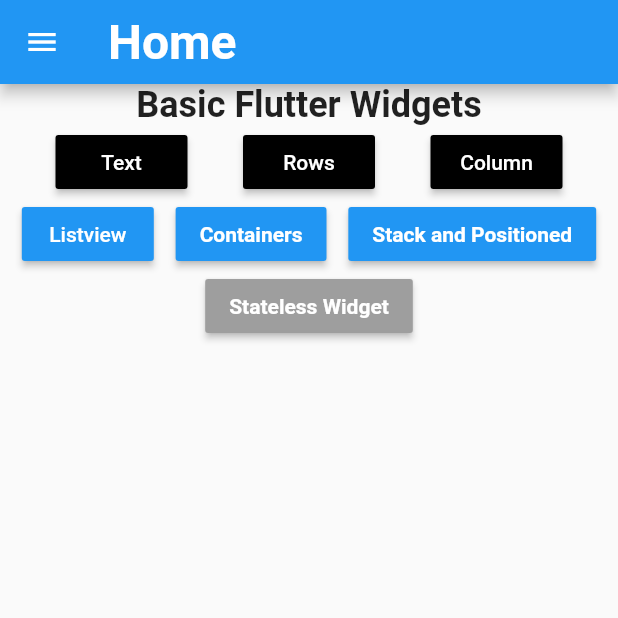
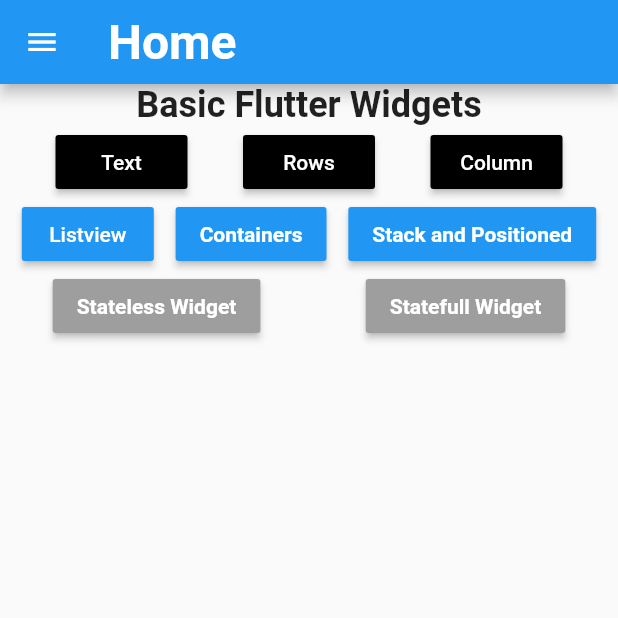
Before and after one commit to qinyanjuidavid/Flutter-All-Round, a Flutter app: the screen it shows after launch, on a phone screen of 412 x 824 dp, the top half of it. Run offline on Flutter 3.47's test engine with Material 2 defaults, Android fonts, the phone set to English and light mode, and no system bars.

Commit message:
:lipstick: statefull widget

```diff
--- a/lib/configs/routes.dart
+++ b/lib/configs/routes.dart
@@ -4,6 +4,7 @@ import 'package:pro1/views/column_screen.dart';
 import 'package:pro1/views/container_screen.dart';
 import 'package:pro1/views/home.dart';
 import 'package:pro1/views/stacked_and_positioned_screen.dart';
+import 'package:pro1/views/statefull_widget.dart';
 import 'package:pro1/views/stateless_widget_screen.dart';
 import 'package:pro1/views/text_screen.dart';
 
@@ -18,4 +19,7 @@ final appRoutes = {
   "stateless/": (context) => const StateLessScreen(
         name: 'Jane Doe',
       ),
+  "statefull/": (context) => const StateFullScreen(
+        id: 20,
+      ),
 };
--- a/lib/views/home.dart
+++ b/lib/views/home.dart
@@ -139,7 +139,20 @@ class _HomeScreenState extends State<HomeScreen> {
                       color: Colors.white,
                     ),
                   ),
-                )
+                ),
+                MaterialButton(
+                  color: Colors.grey,
+                  onPressed: () {
+                    Navigator.pushNamed(context, "statefull/");
+                  },
+                  child: const Text(
+                    "Statefull Widget",
+                    style: TextStyle(
+                      color: Colors.white,
+                      fontWeight: FontWeight.bold,
+                    ),
+                  ),
+                ),
               ],
             )
           ],
```
Also changed, not shown: lib/views/statefull_widget.dart (added, +73 -0 lines).
